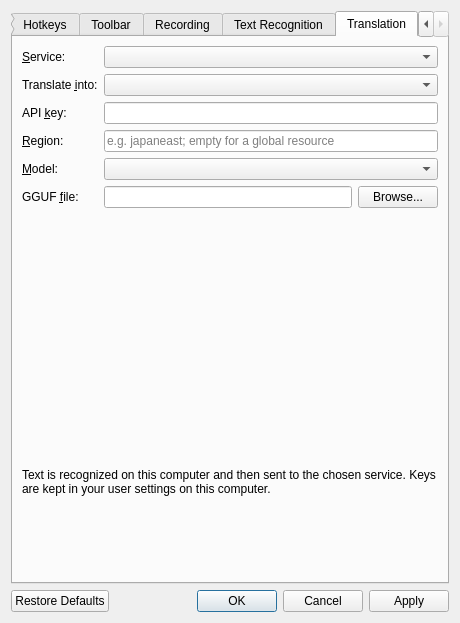
ChickenSeller/glimpse, file src/settings/SettingsDialog.ui: the form before one commit.
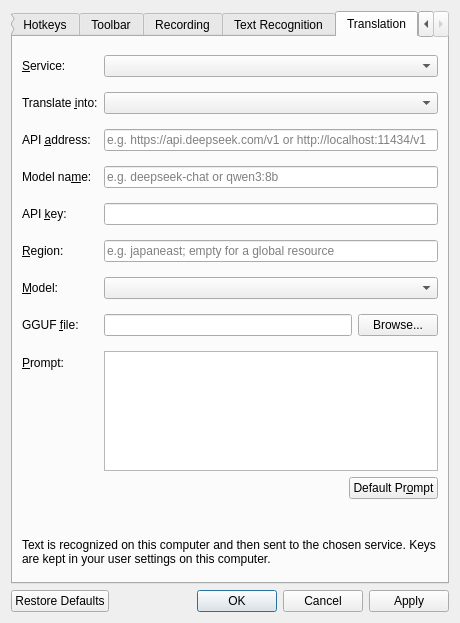
The form after the commit. The open tabs and pages were chosen to show the change. Custom widgets are drawn as their Qt base class.

Commit message: Translate with any OpenAI-compatible API, and let the prompts be changed

Diff of the .ui file:
```diff
--- a/src/settings/SettingsDialog.ui
+++ b/src/settings/SettingsDialog.ui
@@ -887,7 +887,7 @@
          <item row="1" column="1">
           <widget class="QComboBox" name="translateTargetCombo"/>
          </item>
-         <item row="2" column="0">
+         <item row="4" column="0">
           <widget class="QLabel" name="translateKeyLabel">
            <property name="text">
             <string>API &amp;key:</string>
@@ -897,14 +897,14 @@
            </property>
           </widget>
          </item>
-         <item row="2" column="1">
+         <item row="4" column="1">
           <widget class="QLineEdit" name="translateKeyEdit">
            <property name="echoMode">
             <enum>QLineEdit::PasswordEchoOnEdit</enum>
            </property>
           </widget>
          </item>
-         <item row="3" column="0">
+         <item row="5" column="0">
           <widget class="QLabel" name="translateRegionLabel">
            <property name="text">
             <string>&amp;Region:</string>
@@ -914,7 +914,7 @@
            </property>
           </widget>
          </item>
-         <item row="4" column="0">
+         <item row="6" column="0">
           <widget class="QLabel" name="translateModelLabel">
            <property name="text">
             <string>&amp;Model:</string>
@@ -924,10 +924,10 @@
            </property>
           </widget>
          </item>
-         <item row="4" column="1">
+         <item row="6" column="1">
           <widget class="QComboBox" name="translateModelCombo"/>
          </item>
-         <item row="5" column="0">
+         <item row="7" column="0">
           <widget class="QLabel" name="translateModelFileLabel">
            <property name="text">
             <string>GGUF &amp;file:</string>
@@ -937,7 +937,7 @@
            </property>
           </widget>
          </item>
-         <item row="5" column="1">
+         <item row="7" column="1">
           <layout class="QHBoxLayout" name="translateModelFileLayout">
            <item>
             <widget class="QLineEdit" name="translateModelFileEdit"/>
@@ -951,13 +951,104 @@
            </item>
           </layout>
          </item>
-         <item row="3" column="1">
+         <item row="5" column="1">
           <widget class="QLineEdit" name="translateRegionEdit">
            <property name="placeholderText">
             <string>e.g. japaneast; empty for a global resource</string>
            </property>
           </widget>
          </item>
+         <item row="2" column="0">
+          <widget class="QLabel" name="translateUrlLabel">
+           <property name="text">
+            <string>API &amp;address:</string>
+           </property>
+           <property name="buddy">
+            <cstring>translateUrlEdit</cstring>
+           </property>
+          </widget>
+         </item>
+         <item row="2" column="1">
+          <widget class="QLineEdit" name="translateUrlEdit">
+           <property name="placeholderText">
+            <string>e.g. https://api.deepseek.com/v1 or http://localhost:11434/v1</string>
+           </property>
+          </widget>
+         </item>
+         <item row="3" column="0">
+          <widget class="QLabel" name="translateModelNameLabel">
+           <property name="text">
+            <string>Model na&amp;me:</string>
+           </property>
+           <property name="buddy">
+            <cstring>translateModelNameEdit</cstring>
+           </property>
+          </widget>
+         </item>
+         <item row="3" column="1">
+          <widget class="QLineEdit" name="translateModelNameEdit">
+           <property name="placeholderText">
+            <string>e.g. deepseek-chat or qwen3:8b</string>
+           </property>
+          </widget>
+         </item>
+         <item row="8" column="0">
+          <widget class="QLabel" name="translatePromptLabel">
+           <property name="text">
+            <string>&amp;Prompt:</string>
+           </property>
+           <property name="buddy">
+            <cstring>translatePromptEdit</cstring>
+           </property>
+          </widget>
+         </item>
+         <item row="8" column="1">
+          <layout class="QVBoxLayout" name="translatePromptLayout">
+           <item>
+            <widget class="QPlainTextEdit" name="translatePromptEdit">
+             <property name="maximumSize">
+              <size>
+               <width>16777215</width>
+               <height>120</height>
+              </size>
+             </property>
+             <property name="tabChangesFocus">
+              <bool>true</bool>
+             </property>
+            </widget>
+           </item>
+           <item>
+            <layout class="QHBoxLayout" name="translatePromptFooter">
+             <item>
+              <widget class="QLabel" name="translatePromptNote">
+               <property name="sizePolicy">
+                <sizepolicy hsizetype="Expanding" vsizetype="Preferred">
+                 <horstretch>1</horstretch>
+                 <verstretch>0</verstretch>
+                </sizepolicy>
+               </property>
+               <property name="wordWrap">
+                <bool>true</bool>
+               </property>
+               <property name="foregroundRole">
+                <enum>QPalette::PlaceholderText</enum>
+               </property>
+              </widget>
+             </item>
+             <item>
+              <widget class="QPushButton" name="translatePromptResetButton">
+               <property name="toolTip">
+                <string>Put the default prompt back</string>
+               </property>
+               <property name="text">
+                <string>Default Pr&amp;ompt</string>
+               </property>
+              </widget>
+             </item>
+            </layout>
+           </item>
+          </layout>
+         </item>
         </layout>
        </item>
        <item>
```
The commit also changes 12 other files.
